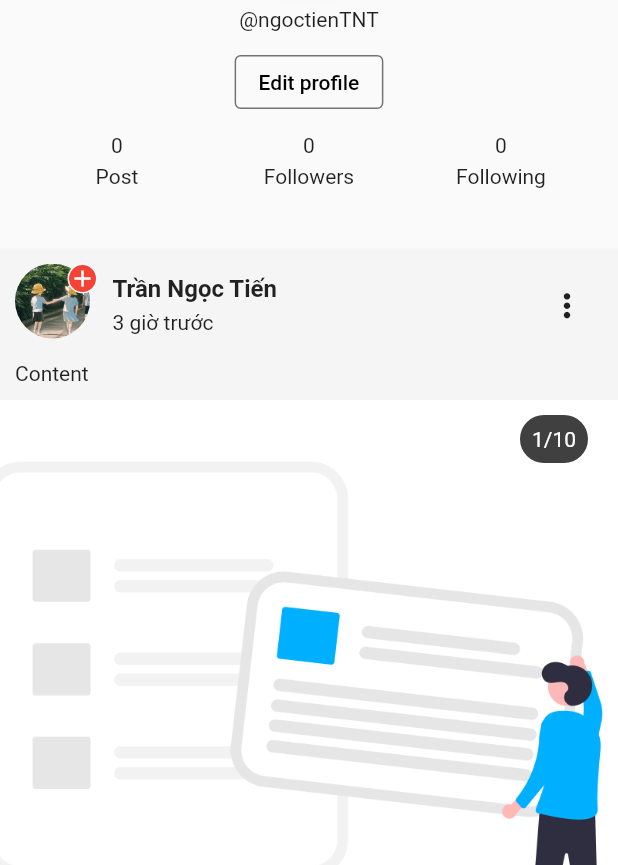
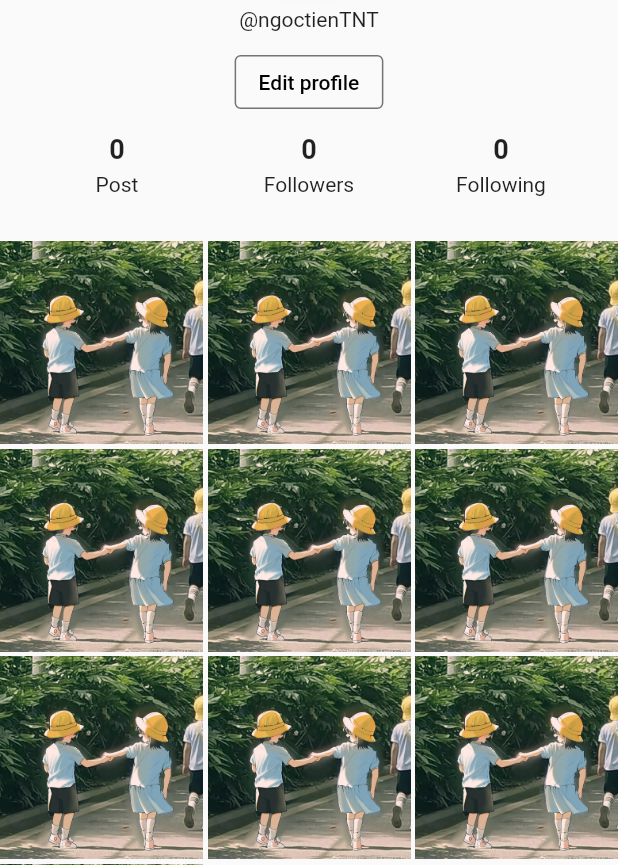
Before and after one commit to ngoctienUIT/PhotoMe, a Flutter app: the ProfilePage screen opened directly, on a phone screen of 412 x 824 dp, the part 371-1236 px from its top. Run offline on Flutter 3.47's test engine with Material 2 defaults, Android fonts, the light colour scheme and no system bars; our stand-ins replace audioplayers, emoji_picker_flutter, file_picker, firebase_core, flutter_bloc, fluttertoast and 6 more; missing offline and left inert: flutter_sound; accounts and stored records are empty.

Commit message:
update UI profile and add view follow
Cập nhật giao diện các bài viết của người dùng chỉ hiển thị ảnh không hiển thị post như trước + thêm màn hình xem follow

```diff
--- a/lib/src/presentation/home/screen/home_page.dart
+++ b/lib/src/presentation/home/screen/home_page.dart
@@ -14,7 +14,7 @@ class HomePage extends StatelessWidget {
     return Scaffold(
       appBar: AppBar(
         elevation: 0,
-        backgroundColor: Colors.white,
+        centerTitle: false,
         title: const Text(
           "PhotoMe",
           style: TextStyle(
@@ -34,7 +34,7 @@ class HomePage extends StatelessWidget {
             },
             child: const Padding(
               padding: EdgeInsets.symmetric(horizontal: 15),
-              child: Icon(FontAwesomeIcons.paperPlane, color: Colors.black),
+              child: Icon(FontAwesomeIcons.paperPlane),
             ),
           ),
         ],
--- a/lib/src/presentation/profile/screen/profile_page.dart
+++ b/lib/src/presentation/profile/screen/profile_page.dart
@@ -1,8 +1,9 @@
 import 'package:flutter/material.dart';
 import 'package:font_awesome_flutter/font_awesome_flutter.dart';
-import 'package:photo_me/src/presentation/home/widgets/post_item.dart';
 import 'package:photo_me/src/presentation/message/screen/message_page.dart';
 import 'package:photo_me/src/presentation/setting/screen/setting_page.dart';
+import 'package:photo_me/src/presentation/view_follow/screen/view_follow_page.dart';
+import 'package:photo_me/src/presentation/view_post/screen/view_post_page.dart';
 
 import '../../../controls/function/route_function.dart';
 import '../../edit_profile/screen/edit_profile.dart';
@@ -15,10 +16,9 @@ class ProfilePage extends StatelessWidget {
   Widget build(BuildContext context) {
     return Scaffold(
       appBar: AppBar(
-        backgroundColor: Colors.white,
         elevation: 0,
         leading: InkWell(
-          child: const Icon(FontAwesomeIcons.bars, color: Colors.black),
+          child: const Icon(FontAwesomeIcons.bars),
           onTap: () {
             Navigator.of(context).push(createRoute(
               screen: const SettingPage(),
@@ -36,7 +36,7 @@ class ProfilePage extends StatelessWidget {
             },
             child: const Padding(
               padding: EdgeInsets.symmetric(horizontal: 15),
-              child: Icon(FontAwesomeIcons.paperPlane, color: Colors.black),
+              child: Icon(FontAwesomeIcons.paperPlane),
             ),
           ),
         ],
@@ -84,22 +84,45 @@ class ProfilePage extends StatelessWidget {
               Row(
                 mainAxisAlignment: MainAxisAlignment.spaceEvenly,
                 children: [
-                  infoItem("Post", 0),
-                  infoItem("Followers", 0),
-                  infoItem("Following", 0),
+                  infoItem("Post", 0, () {}),
+                  infoItem("Followers", 0, () {
+                    Navigator.of(context).push(createRoute(
+                      screen: const ViewFollowPage(index: 0),
+                      begin: const Offset(1, 0),
+                    ));
+                  }),
+                  infoItem("Following", 0, () {
+                    Navigator.of(context).push(createRoute(
+                      screen: const ViewFollowPage(index: 1),
+                      begin: const Offset(1, 0),
+                    ));
+                  }),
                 ],
               ),
               const SizedBox(height: 20),
-              ListView.builder(
+              GridView.builder(
                 shrinkWrap: true,
+                padding: const EdgeInsets.symmetric(vertical: 10),
                 physics: const NeverScrollableScrollPhysics(),
-                itemCount: 5,
+                gridDelegate: const SliverGridDelegateWithFixedCrossAxisCount(
+                  crossAxisCount: 3,
+                  childAspectRatio: 1,
+                  crossAxisSpacing: 3,
+                  mainAxisSpacing: 3,
+                ),
+                itemCount: 10,
                 itemBuilder: (context, index) {
-                  return Column(
-                    children: const [
-                      SizedBox(height: 20),
-                      PostItem(),
-                    ],
+                  return InkWell(
+                    onTap: () {
+                      Navigator.of(context).push(createRoute(
+                        screen: const ViewPostPage(),
+                        begin: const Offset(1, 0),
+                      ));
+                    },
+                    child: Image.asset(
+                      "assets/images/avatar.jpg",
+                      fit: BoxFit.cover,
+                    ),
                   );
                 },
               ),
--- a/lib/src/presentation/profile/widgets/info_item.dart
+++ b/lib/src/presentation/profile/widgets/info_item.dart
@@ -1,14 +1,22 @@
 import 'package:flutter/material.dart';
 
-Widget infoItem(String text, int number) {
-  return SizedBox(
+Widget infoItem(String text, int number, VoidCallback onPress) {
+  return InkWell(
+    splashColor: Colors.transparent,
+    highlightColor: Colors.transparent,
+    onTap: onPress,
+    child: SizedBox(
       width: 100,
       child: Column(
         children: [
-        Text("$number"),
+          Text(
+            "$number",
+            style: const TextStyle(fontWeight: FontWeight.bold, fontSize: 18),
+          ),
           const SizedBox(height: 5),
           Text(text),
         ],
       ),
+    ),
   );
 }
--- a/lib/src/presentation/view_image/screen/view_image.dart
+++ b/lib/src/presentation/view_image/screen/view_image.dart
@@ -35,6 +35,7 @@ class _ViewImageImageState extends State<ViewImage> {
           ? AppBar(
               backgroundColor: Colors.transparent,
               elevation: 0,
+              iconTheme: const IconThemeData(color: Colors.white),
               actions: [
                 InkWell(
                   onTap: () => saveImage(""),
```
Also changed, not shown: lib/main.dart (+9 -1 lines), lib/src/presentation/other_profile/screen/other_profile_page.dart (+40 -17 lines), lib/src/presentation/view_follow/screen/view_follow_page.dart (added, +163 -0 lines), lib/src/presentation/view_post/screen/view_post_page.dart (+5 -10 lines). Lines whose indentation alone changed are shown as unchanged.
